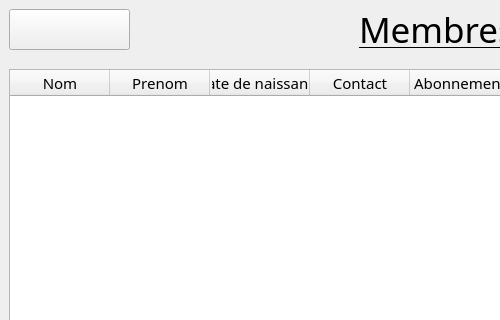
Qt form ui/mainwindow.ui (Hajaniaina07/BiblioTECH) before a commit; both pictures show x 0 to 500 and y 0 to 320 of the 950 by 550 pixel window.
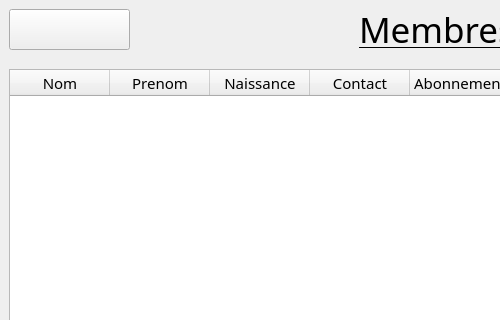
The same form after that commit. The open tabs and pages were chosen to show the change. Icons and pictures are not drawn.

What changed in the file:
```diff
--- a/ui/mainwindow.ui
+++ b/ui/mainwindow.ui
@@ -506,7 +506,7 @@
         </column>
         <column>
          <property name="text">
-          <string>Date de naissance</string>
+          <string>Naissance</string>
          </property>
         </column>
         <column>
```
Left out of the diff: 10 changed lines with no effect on the pictures.
